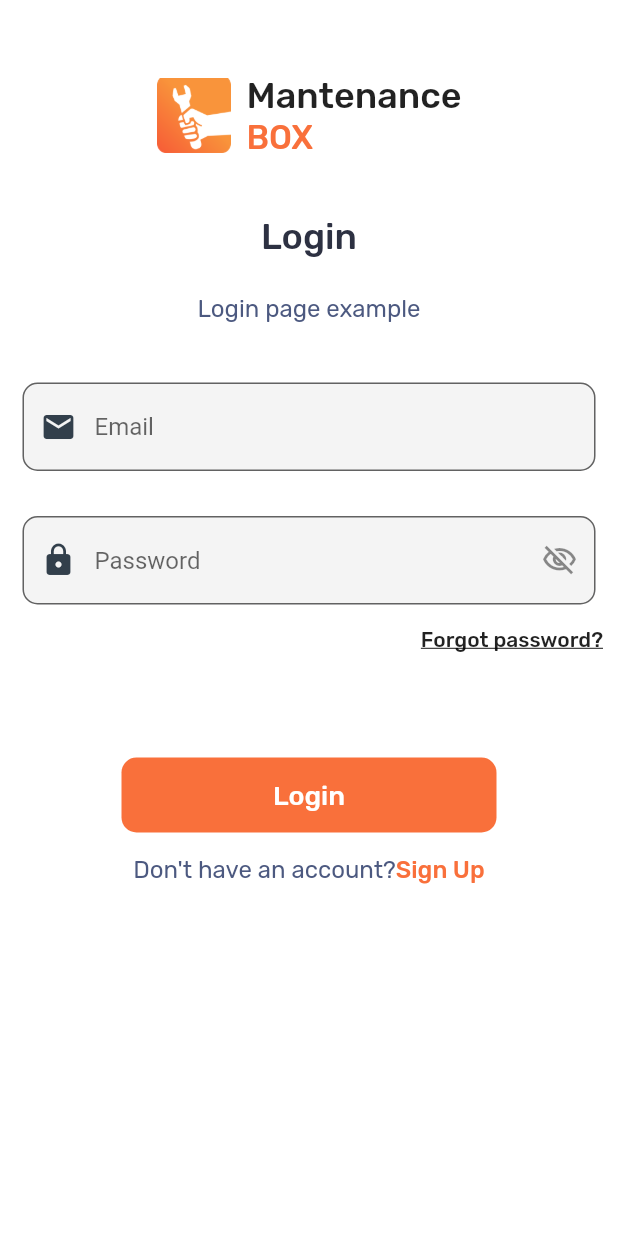
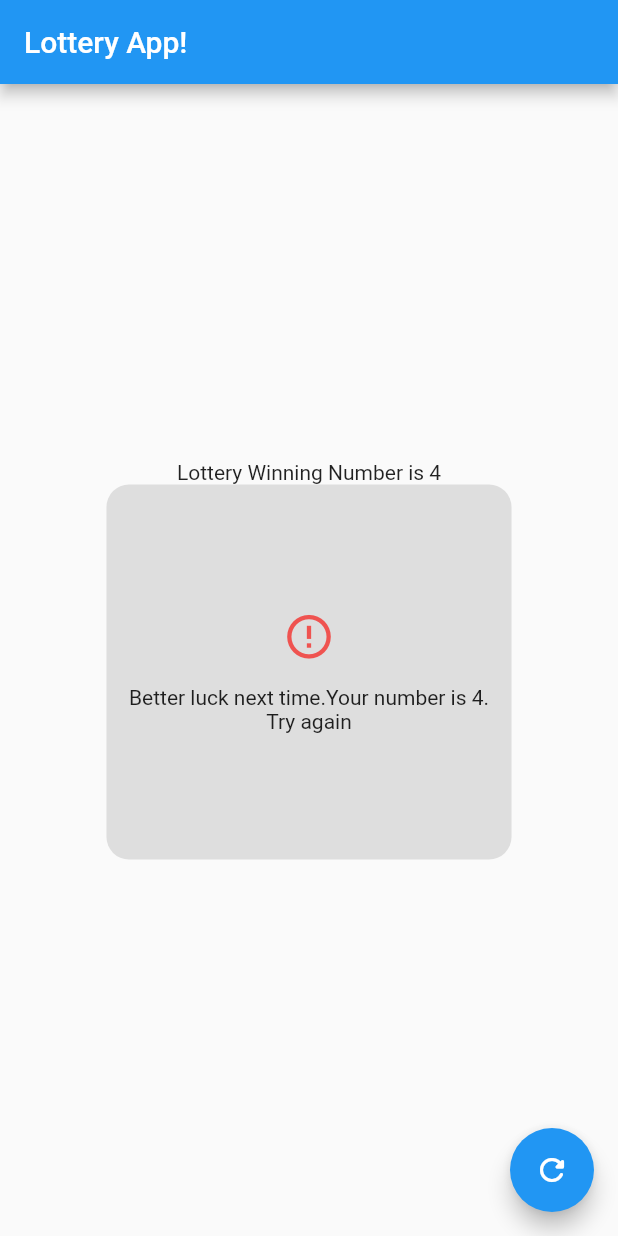
Before and after one commit to Mularbo/flutter_learning_2, a Flutter app: the screen it shows after launch, on a phone screen of 412 x 824 dp. Run offline on Flutter 3.47's test engine with Material 2 defaults, Android fonts, the phone set to English and light mode, and no system bars.

Commit message:
chap 3 part1 done

```diff
--- a/lib/main.dart
+++ b/lib/main.dart
@@ -1,177 +1,61 @@
 import 'package:flutter/material.dart';
 
 void main() {
-  runApp(const MyApp());
+  runApp(MyApp());
 }
 
-class MyApp extends StatelessWidget {
-  const MyApp({Key? key}) : super(key: key);
+class MyApp extends StatefulWidget {
+  const MyApp({super.key});
 
-  // This widget is the root of your application.
+  @override
+  State<MyApp> createState() => _MyAppState();
+}
+
+int x = 4;
+
+class _MyAppState extends State<MyApp> {
   @override
   Widget build(BuildContext context) {
     return MaterialApp(
-      debugShowCheckedModeBanner: false,
       home: Scaffold(
-        backgroundColor: Colors.white,
-        body: SafeArea(
-          child: SingleChildScrollView(
-            child: Column(
-              children: [
-                const SizedBox(
-                  height: 50,
-                ),
-                Row(
+        appBar: AppBar(
+          title: Text("Lottery App!"),
+        ),
+        body: Column(
+          mainAxisAlignment: MainAxisAlignment.center,
+          //crossAxisAlignment: CrossAxisAlignment.center,
+          children: [
+            Center(child: Text("Lottery Winning Number is $x")),
+            Container(
+              height: 250,
+              decoration: BoxDecoration(
+                  color: Colors.grey.withOpacity(0.3),
+                  borderRadius: BorderRadius.circular(15)),
+              child: Padding(
+                padding: EdgeInsets.all(15),
+                child: Column(
                   mainAxisAlignment: MainAxisAlignment.center,
                   crossAxisAlignment: CrossAxisAlignment.center,
                   children: [
-                    const Image(
-                      height: 50,
-                      width: 50,
-                      image: AssetImage("assets/images/logo.png"),
+                    Icon(
+                      Icons.error_outline,
+                      color: Colors.red.shade400,
+                      size: 35,
                     ),
                     const SizedBox(
-                      width: 10,
+                      height: 15,
                     ),
-                    Column(
-                      crossAxisAlignment: CrossAxisAlignment.start,
-                      children: const [
-                        Text(
-                          "Mantenance",
-                          style: TextStyle(
-                              fontFamily: "Rubik Medium", fontSize: 24),
-                        ),
-                        Text(
-                          "BOX",
-                          style: TextStyle(
-                              fontFamily: "Rubik Medium",
-                              fontSize: 22,
-                              color: Color(0xffF9703b)),
-                        )
-                      ],
-                    )
+                    Text("Better luck next time.Your number is $x.\nTry again",
+                        textAlign: TextAlign.center),
                   ],
                 ),
-                const SizedBox(
-                  height: 40,
-                ),
-                const Center(
-                  child: Text(
-                    "Login",
-                    style: TextStyle(
-                        fontSize: 24,
-                        fontFamily: "Rubik Medium",
-                        color: Color(0xff2D3142)),
-                  ),
-                ),
-                const SizedBox(
-                  height: 24,
-                ),
-                const Center(
-                  child: Text(
-                    "Login page example",
-                    textAlign: TextAlign.center,
-                    style: TextStyle(
-                        fontSize: 16,
-                        fontFamily: "Rubik Regular",
-                        color: Color(0xff4c5980)),
-                  ),
-                ),
-                const SizedBox(
-                  height: 25,
-                ),
-                Padding(
-                  padding: EdgeInsets.all(15),
-                  child: TextFormField(
-                    decoration: InputDecoration(
-                      hintText: "Email",
-                      fillColor: const Color.fromARGB(15, 63, 67, 71),
-                      filled: true,
-                      prefixIcon:
-                          const Icon(Icons.email, color: Color(0xff323f4b)),
-                      border: OutlineInputBorder(
-                        borderSide: const BorderSide(
-                            color: Color.fromARGB(255, 77, 81, 85)),
-                        borderRadius: BorderRadius.circular(10),
-                      ),
-                    ),
-                  ),
-                ),
-                Padding(
-                  padding: const EdgeInsets.all(15),
-                  child: TextFormField(
-                    decoration: InputDecoration(
-                      hintText: "Password",
-                      fillColor: const Color.fromARGB(15, 63, 67, 71),
-                      filled: true,
-                      prefixIcon:
-                          const Icon(Icons.lock, color: Color(0xff323f4b)),
-                      suffixIcon: Icon(Icons.visibility_off_outlined),
-                      border: OutlineInputBorder(
-                        borderSide: const BorderSide(
-                            color: Color.fromARGB(255, 77, 81, 85)),
-                        borderRadius: BorderRadius.circular(10),
-                      ),
-                    ),
-                  ),
-                ),
-                Row(mainAxisAlignment: MainAxisAlignment.end, children: const [
-                  Text(
-                    "Forgot password?",
-                    style: TextStyle(
-                        fontFamily: "Rubik Medium",
-                        decoration: TextDecoration.underline),
-                  ),
-                  SizedBox(
-                    width: 10,
-                  )
-                ]),
-                const SizedBox(
-                  height: 70,
-                ),
-                Container(
-                    height: 50,
-                    width: 250,
-                    decoration: BoxDecoration(
-                        color: const Color(0xffF9703b),
-                        borderRadius: BorderRadius.circular(10)),
-                    child: const Center(
-                      child: Text(
-                        "Login",
-                        style: TextStyle(
-                          fontFamily: "Rubik Medium",
-                          fontSize: 18,
-                          color: Colors.white,
-                        ),
-                      ),
-                    )),
-                const SizedBox(
-                  height: 15,
-                ),
-                Row(
-                  mainAxisAlignment: MainAxisAlignment.center,
-                  children: const [
-                    Text(
-                      "Don't have an account?",
-                      textAlign: TextAlign.center,
-                      style: TextStyle(
-                          fontSize: 16,
-                          fontFamily: "Rubik Regular",
-                          color: Color(0xff4c5980)),
-                    ),
-                    Text(
-                      "Sign Up",
-                      textAlign: TextAlign.center,
-                      style: TextStyle(
-                          fontSize: 16,
-                          fontFamily: "Rubik Medium",
-                          color: Color(0xffF9703B)),
-                    )
-                  ],
-                ),
-              ],
-            ),
-          ),
+              ),
+            )
+          ],
+        ),
+        floatingActionButton: FloatingActionButton(
+          onPressed: () {},
+          child: Icon(Icons.refresh_rounded),
         ),
       ),
     );
```
Also changed, not shown: 1 other file.
